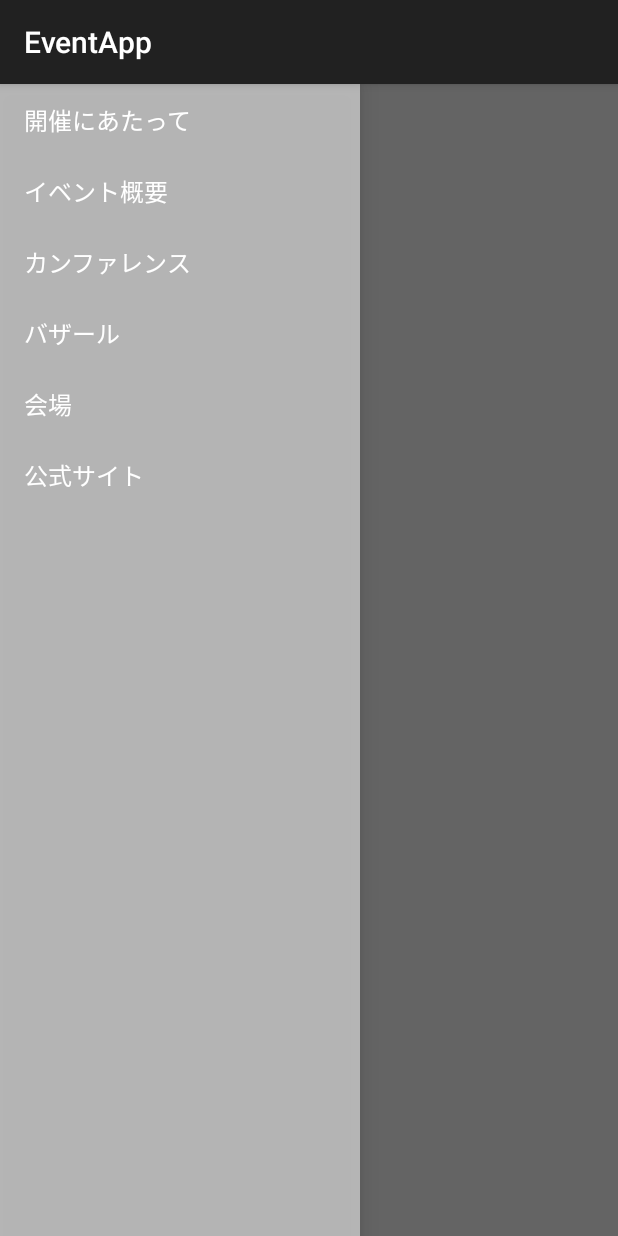
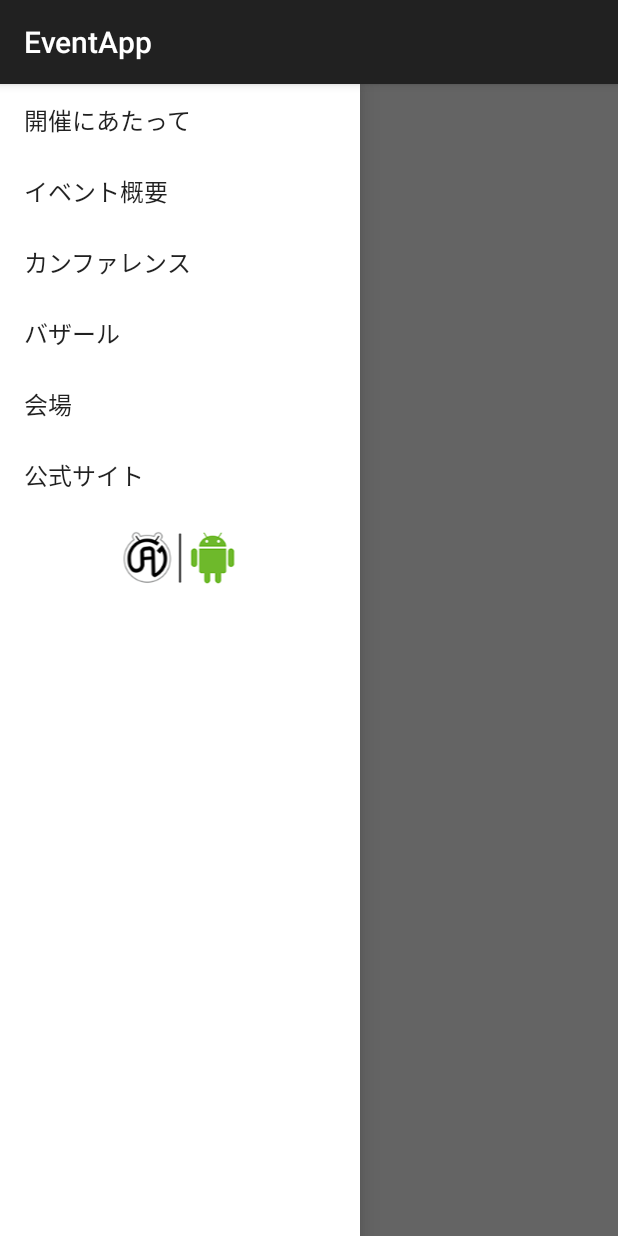
Before and after one commit to mhidaka/EventApp, an Android app: the screen it shows after launch (MainActivity), with the side drawer open, on a phone screen of 412 x 824 dp. Run offline under Robolectric (Android 15) with nearby library versions, the phone set to English and light mode, and no system bars; our stand-ins replace ButterKnife; libraries missing offline, so code that uses them is left out: com.sys1yagi.indirectinjector; 4 statements that could not run were skipped.

Commit message:
Add jag link.

```diff
--- a/2014Spring/src/main/java/org/techbooster/app/abc/fragments/NavigationDrawerFragment.java
+++ b/2014Spring/src/main/java/org/techbooster/app/abc/fragments/NavigationDrawerFragment.java
@@ -3,6 +3,7 @@ package org.techbooster.app.abc.fragments;
 import com.sys1yagi.indirectinjector.IndirectInjector;
 
 import org.techbooster.app.abc.R;
+import org.techbooster.app.abc.tools.IntentUtils;
 
 import android.app.Activity;
 import android.content.SharedPreferences;
@@ -23,9 +24,13 @@ import android.view.ViewGroup;
 import android.widget.AdapterView;
 import android.widget.ArrayAdapter;
 import android.widget.FrameLayout;
+import android.widget.ImageView;
 import android.widget.ListView;
 
 import javax.inject.Inject;
+
+import butterknife.ButterKnife;
+import butterknife.InjectView;
 
 public class NavigationDrawerFragment extends Fragment {
 
@@ -44,7 +49,10 @@ public class NavigationDrawerFragment extends Fragment {
     @Inject
     private FrameLayout mFragmentContainerView;
 
-    private ListView mDrawerListView;
+    @InjectView(R.id.menu_list)
+    ListView mDrawerListView;
+
+    ImageView mJagLink;
 
     private ActionBarDrawerToggle mDrawerToggle;
 
@@ -84,24 +92,37 @@ public class NavigationDrawerFragment extends Fragment {
         setUpNavigationDrawer();
     }
 
+    private boolean isClickFooterView(int position){
+        return mDrawerListView.getCount() - 1 == position;
+    }
+
     @Override
     public View onCreateView(LayoutInflater inflater, ViewGroup container,
-            Bundle savedInstanceState) {
-        mDrawerListView = (ListView) inflater.inflate(
-                R.layout.fragment_navigation_drawer, container, false);
+                             Bundle savedInstanceState) {
+        View view = inflater.inflate(
+                R.layout.fragment_navigation_drawer, null, false);
+        ButterKnife.inject(this, view);
+
+        mJagLink = (ImageView)inflater.inflate(R.layout.listitem_jag_link, null, false);
+        mDrawerListView.addFooterView(mJagLink);
         mDrawerListView.setOnItemClickListener(new AdapterView.OnItemClickListener() {
             @Override
             public void onItemClick(AdapterView<?> parent, View view, int position, long id) {
+                if(isClickFooterView(position)){
+                    IntentUtils.openUrl(getActivity(), getString(R.string.jag_link));
+                    return;
+                }
                 selectItem(position);
             }
         });
         mDrawerListView.setAdapter(new ArrayAdapter<String>(
-                getActionBar().getThemedContext(),
+                getActivity(),
                 android.R.layout.simple_list_item_1,
                 android.R.id.text1,
                 getResources().getStringArray(R.array.drawer_menu_list)));
         mDrawerListView.setItemChecked(mCurrentSelectedPosition, true);
-        return mDrawerListView;
+
+        return view;
     }
 
     public boolean isDrawerOpen() {
@@ -110,7 +131,7 @@ public class NavigationDrawerFragment extends Fragment {
 
     public void setUpNavigationDrawer() {
 
-        if(mDrawerLayout == null || mFragmentContainerView == null){
+        if (mDrawerLayout == null || mFragmentContainerView == null) {
             Log.i(TAG, "non drawer mode.");
             return;
         }
--- /dev/null
+++ b/2014Spring/src/main/java/org/techbooster/app/abc/tools/IntentUtils.java
@@ -0,0 +1,13 @@
+package org.techbooster.app.abc.tools;
+
+import android.content.Context;
+import android.content.Intent;
+import android.net.Uri;
+
+public class IntentUtils {
+
+    public static void openUrl(Context context, String url){
+        Intent intent = new Intent(Intent.ACTION_VIEW, Uri.parse(url));
+        context.startActivity(intent);
+    }
+}
--- a/2014Spring/src/main/res/layout/fragment_navigation_drawer.xml
+++ b/2014Spring/src/main/res/layout/fragment_navigation_drawer.xml
@@ -1,9 +1,19 @@
-<ListView xmlns:android="http://schemas.android.com/apk/res/android"
+<LinearLayout
+    xmlns:android="http://schemas.android.com/apk/res/android"
     xmlns:tools="http://schemas.android.com/tools"
     android:layout_width="match_parent"
     android:layout_height="match_parent"
-    android:choiceMode="singleChoice"
-    android:divider="@android:color/transparent"
-    android:dividerHeight="0dp"
-    android:background="#cccc"
-    tools:context="org.techbooster.app.abc.fragments.NavigationDrawerFragment" />
+    android:orientation="vertical"
+    android:background="@android:color/white"
+    tools:context="org.techbooster.app.abc.fragments.NavigationDrawerFragment"
+    >
+    <ListView
+        android:id="@+id/menu_list"
+        android:layout_width="match_parent"
+        android:layout_height="0dp"
+        android:layout_weight="1"
+        android:choiceMode="singleChoice"
+        android:divider="@android:color/transparent"
+        android:dividerHeight="0dp"
+        />
+</LinearLayout>
--- /dev/null
+++ b/2014Spring/src/main/res/layout/listitem_jag_link.xml
@@ -0,0 +1,9 @@
+<?xml version="1.0" encoding="utf-8"?>
+<ImageView xmlns:android="http://schemas.android.com/apk/res/android"
+           android:id="@+id/jag_link_image"
+           android:layout_width="match_parent"
+           android:layout_height="wrap_content"
+           android:src="@drawable/jag_logo_with_robot2s"
+           android:paddingTop="10dp"
+           android:paddingBottom="10dp"
+    />
--- a/2014Spring/src/main/res/values/strings.xml
+++ b/2014Spring/src/main/res/values/strings.xml
@@ -7,8 +7,9 @@
     <string name="title_section3">Section 3</string>
     <string name="navigation_drawer_open">Open navigation drawer</string>
     <string name="navigation_drawer_close">Close navigation drawer</string>
-    <string name="action_example">Example action</string>
-    <string name="action_settings">Settings</string>
+
+    <string name="jag_link">http://www.android-group.jp/</string>
+
     <string-array name="drawer_menu_list">
         <item>開催にあたって</item>
         <item>イベント概要</item>
```
Also changed, not shown: 2014Spring/src/main/res/drawable-xhdpi/jag_logo_with_robot2s.png (added), 2014Spring/src/main/res/drawable-xhdpi/top_cover.png (added).
